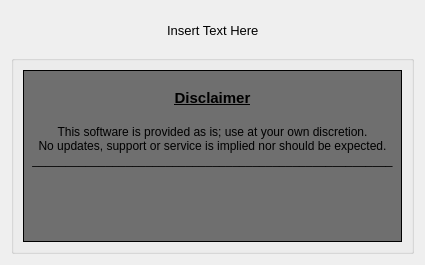
The window that PDFPreview/gui/ui_about.ui (FlyBoy8869/PDFPreview) describes before a commit, drawn with Qt 5.
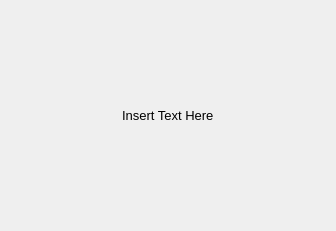
The same window after the commit.

Commit message: Re-formats about dialog

What changed in the file:
```diff
--- a/PDFPreview/gui/ui_about.ui
+++ b/PDFPreview/gui/ui_about.ui
@@ -6,16 +6,10 @@
    <rect>
     <x>0</x>
     <y>0</y>
-    <width>425</width>
-    <height>265</height>
+    <width>336</width>
+    <height>231</height>
    </rect>
   </property>
-  <property name="maximumSize">
-   <size>
-    <width>425</width>
-    <height>350</height>
-   </size>
-  </property>
   <property name="windowTitle">
    <string>About</string>
   </property>
@@ -89,66 +83,6 @@
      </layout>
     </widget>
    </item>
-   <item>
-    <widget class="QGroupBox" name="groupBox">
-     <property name="title">
-      <string/>
-     </property>
-     <layout class="QVBoxLayout" name="verticalLayout_2">
-      <item>
-       <widget class="QTextEdit" name="textEdit">
-        <property name="sizePolicy">
-         <sizepolicy hsizetype="Expanding" vsizetype="Expanding">
-          <horstretch>0</horstretch>
-          <verstretch>0</verstretch>
-         </sizepolicy>
-        </property>
-        <property name="minimumSize">
-         <size>
-          <width>370</width>
-          <height>160</height>
-         </size>
-        </property>
-        <property name="maximumSize">
-         <size>
-          <width>16777215</width>
-          <height>16777215</height>
-         </size>
-        </property>
-        <property name="styleSheet">
-         <string notr="true">QTextEdit {
-	background-color: #6F6F6F;
-}</string>
-        </property>
-        <property name="frameShape">
-         <enum>QFrame::Shape::Box</enum>
-        </property>
-        <property name="frameShadow">
-         <enum>QFrame::Shadow::Plain</enum>
-        </property>
-        <property name="readOnly">
-         <bool>true</bool>
-        </property>
-        <property name="html">
-         <string>&lt;!DOCTYPE HTML PUBLIC &quot;-//W3C//DTD HTML 4.0//EN&quot; &quot;http://www.w3.org/TR/REC-html40/strict.dtd&quot;&gt;
-&lt;html&gt;&lt;head&gt;&lt;meta name=&quot;qrichtext&quot; content=&quot;1&quot; /&gt;&lt;meta charset=&quot;utf-8&quot; /&gt;&lt;style type=&quot;text/css&quot;&gt;
-p, li { white-space: pre-wrap; }
-hr { height: 1px; border-width: 0; }
-li.unchecked::marker { content: &quot;\2610&quot;; }
-li.checked::marker { content: &quot;\2612&quot;; }
-&lt;/style&gt;&lt;/head&gt;&lt;body style=&quot; font-family:'Segoe UI'; font-size:9pt; font-weight:400; font-style:normal;&quot;&gt;
-&lt;p align=&quot;center&quot; style=&quot; margin-top:0px; margin-bottom:0px; margin-left:0px; margin-right:0px; -qt-block-indent:0; text-indent:0px;&quot;&gt;&lt;span style=&quot; font-family:'.AppleSystemUIFont';&quot;&gt; &lt;/span&gt;&lt;/p&gt;
-&lt;p align=&quot;center&quot; style=&quot; margin-top:0px; margin-bottom:0px; margin-left:0px; margin-right:0px; -qt-block-indent:0; text-indent:0px;&quot;&gt;&lt;span style=&quot; font-size:11pt; font-weight:700; text-decoration: underline;&quot;&gt;Disclaimer&lt;/span&gt;&lt;/p&gt;
-&lt;p align=&quot;center&quot; style=&quot;-qt-paragraph-type:empty; margin-top:0px; margin-bottom:0px; margin-left:0px; margin-right:0px; -qt-block-indent:0; text-indent:0px; font-size:11pt; font-weight:700; text-decoration: underline;&quot;&gt;&lt;br /&gt;&lt;/p&gt;
-&lt;p align=&quot;center&quot; style=&quot; margin-top:0px; margin-bottom:0px; margin-left:0px; margin-right:0px; -qt-block-indent:0; text-indent:0px;&quot;&gt;This software is provided as is; use at your own discretion.&lt;/p&gt;
-&lt;p align=&quot;center&quot; style=&quot; margin-top:0px; margin-bottom:0px; margin-left:0px; margin-right:0px; -qt-block-indent:0; text-indent:0px;&quot;&gt;No updates, support or service is implied nor should be expected.&lt;/p&gt;
-&lt;p align=&quot;center&quot; style=&quot; margin-top:0px; margin-bottom:0px; margin-left:0px; margin-right:0px; -qt-block-indent:0; text-indent:0px;&quot;&gt;______________________________________________________&lt;/p&gt;&lt;/body&gt;&lt;/html&gt;</string>
-        </property>
-       </widget>
-      </item>
-     </layout>
-    </widget>
-   </item>
   </layout>
  </widget>
  <resources/>
```
